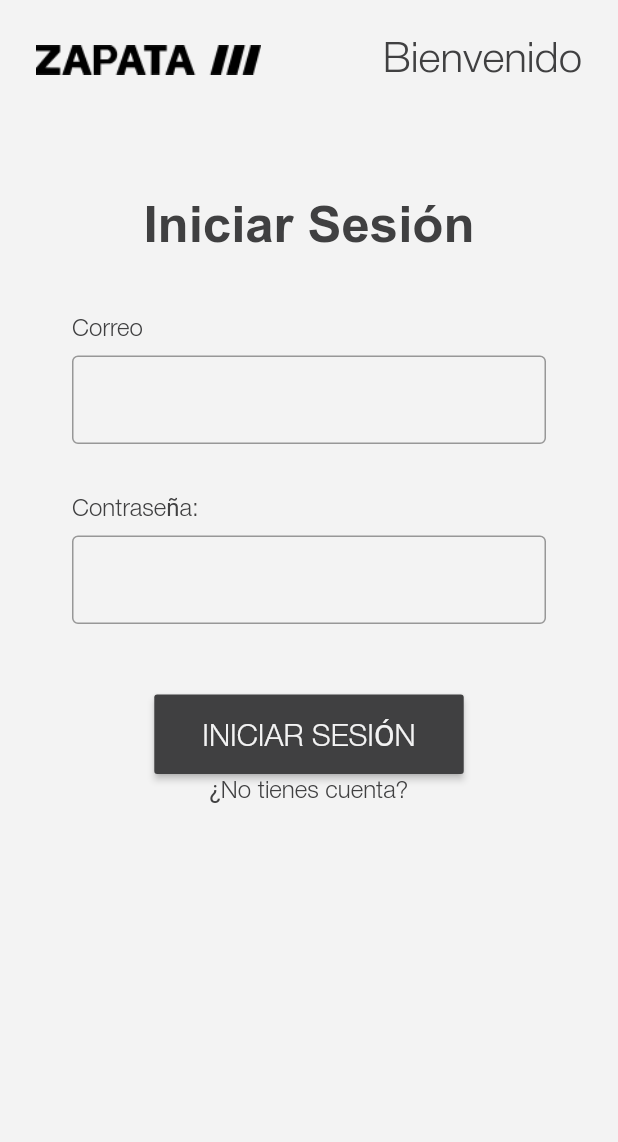
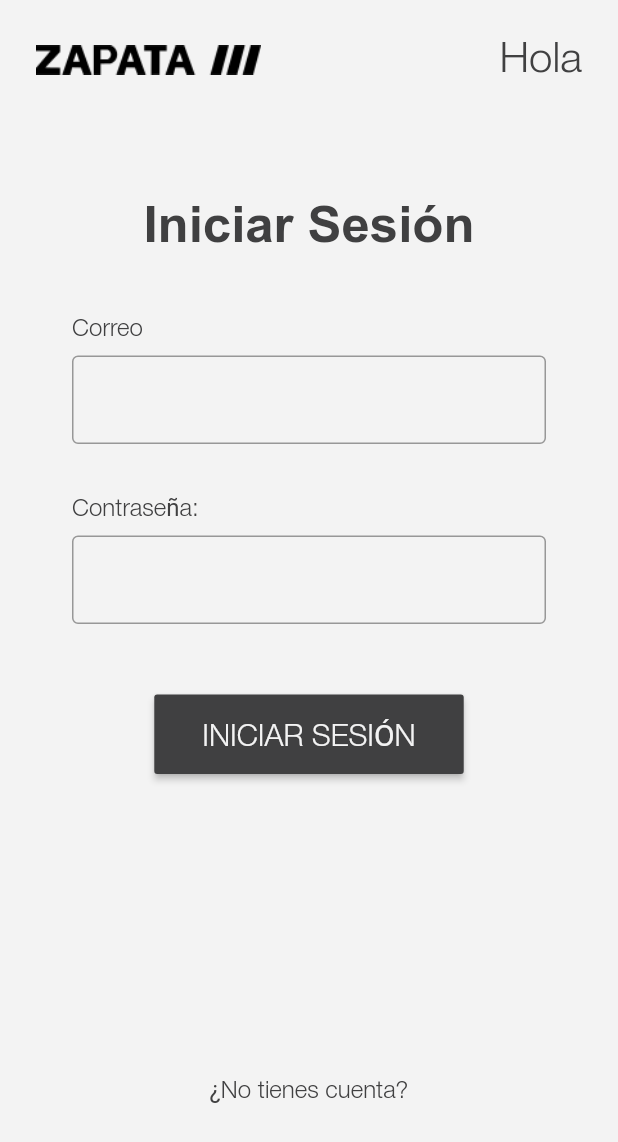
Before and after one commit to FinocchiaroGR/OneUnit-ZapataProject-Flutter, a Flutter app: the LoginPage widget shown alone on an empty page, opened directly, on a phone screen of 412 x 824 dp. Shown: the top 1142 px of the screen. Run offline on Flutter 3.47's test engine with Material 2 defaults, Android fonts, the light colour scheme and no system bars; our stand-ins replace carousel_slider; project files that could hold a hidden picture were left out.

Commit message:
Test Layout

```diff
--- a/lib/pages/LoginPage.dart
+++ b/lib/pages/LoginPage.dart
@@ -2,7 +2,6 @@ import 'package:flutter/material.dart';
 
 import '../widgets/organisms/Page.dart';
 import '/widgets/atoms/Typography.dart';
-import 'package:app/widgets/organisms/AppBar.dart';
 import 'package:app/widgets/atoms/Button.dart';
 import 'package:app/styles/colors.dart' as app_colors;
 
@@ -21,15 +20,11 @@ class _LoginPageState extends State<LoginPage> {
     return AppPage(
       hasAppBar: true,
       hasBottomNavigation: false,
-      title: "Bienvenido",
-      body: SingleChildScrollView(
-        // SafeArea
-        child: SafeArea(
-          // Container 2
+      title: "Hola",
+      body: Center(
         child: Container(
           margin: const EdgeInsets.all(24),
           // Columna
-            child: Expanded(
           child: Column(
             // Alineacióm
             crossAxisAlignment: CrossAxisAlignment.center,
@@ -45,18 +40,16 @@ class _LoginPageState extends State<LoginPage> {
               const SizedBox(
                 height: 33,
               ),
-
               _inputForm(),
               const SizedBox(
                 height: 15,
               ),
               AppButton(text: "Iniciar Sesión", onPressed: () => {}),
+              const SizedBox(
+                height: 200,
+              ),
               _noTienesCuenta(),
-
-                  //_forgetPassword(),
             ],
-              ),
-            ),
           ),
         ),
       ),
@@ -112,7 +105,6 @@ _inputForm() {
 
 _noTienesCuenta() {
   return Column(
-    crossAxisAlignment: CrossAxisAlignment.center,
     children: const [
       AppTypography(
         align: TextAlign.center,
```
Lines whose indentation alone changed are shown as unchanged.
